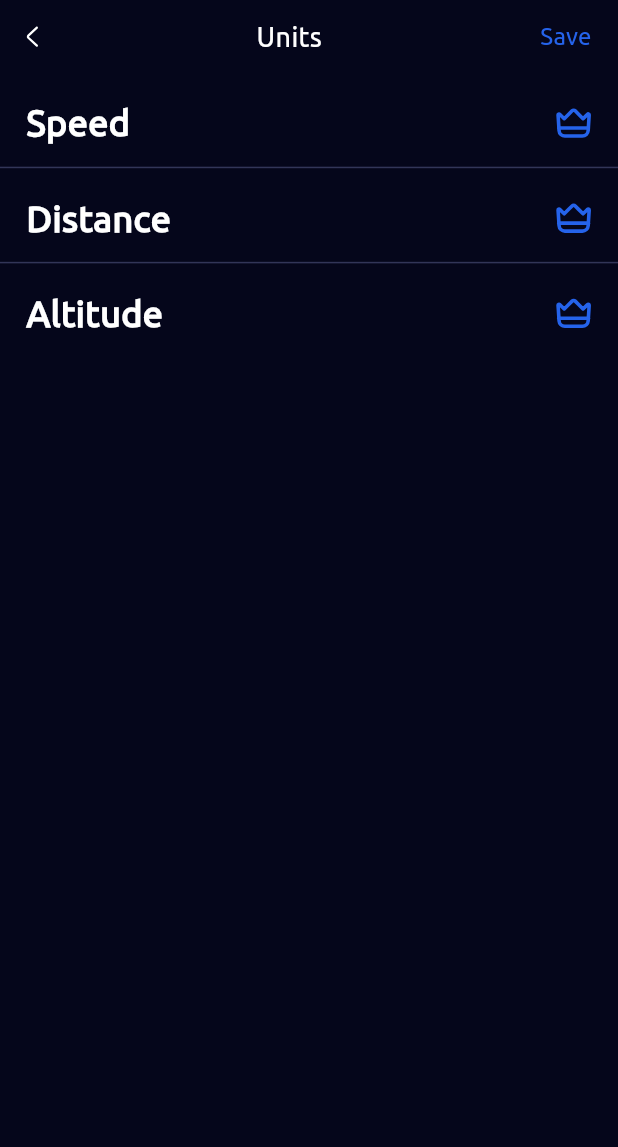
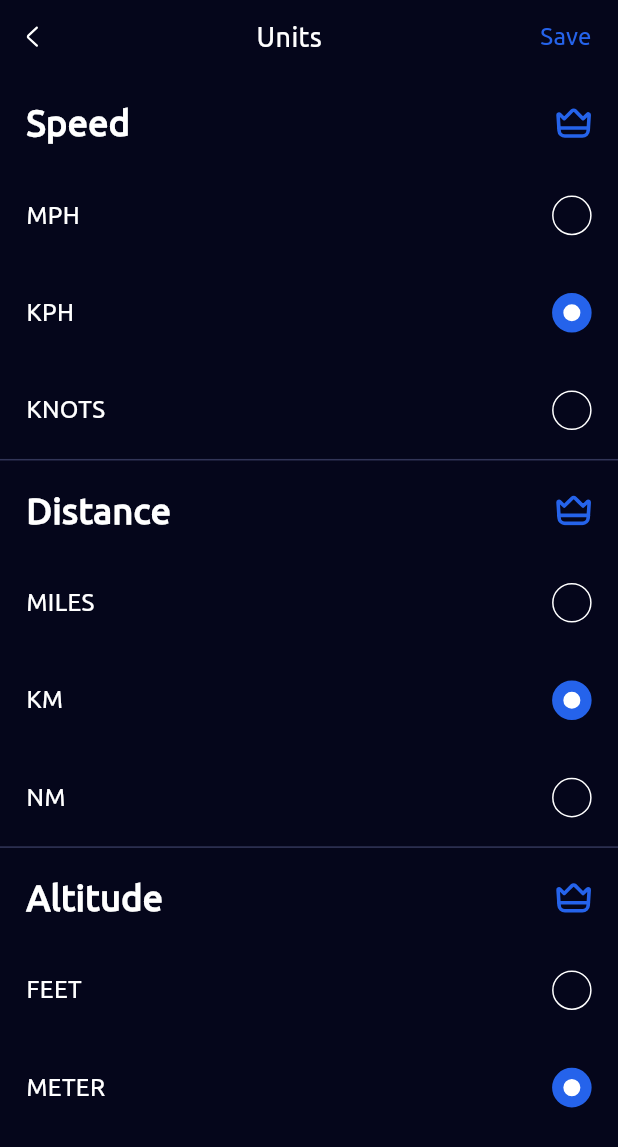
Before and after one commit to s0urav-hald3r/live_flight_tracker, a Flutter app: the UnitsView screen opened directly, on a phone screen of 412 x 824 dp. Shown: the top 1147 px of the screen. Run offline on Flutter 3.47's test engine with Material 3 defaults, Android fonts, the phone set to English and light mode, and no system bars; our stand-ins replace dio, flutter_advanced_switch, flutter_native_splash, flutter_svg, get, get_storage and 2 more; missing offline and left inert: fadingpageview, purchases_flutter; accounts and stored records are empty.

Commit message:
Unit view ui and functionality complete

```diff
--- a/lib/controllers/home_controller.dart
+++ b/lib/controllers/home_controller.dart
@@ -4,6 +4,12 @@ import 'package:flutter/material.dart';
 import 'package:get/get.dart';
 
 enum Plan { WEEKLY, MONTHLY, YEARLY }
+
+enum Speed { MPH, KPH, KNOTS }
+
+enum Distance { MILES, KM, NM }
+
+enum Altitude { FEET, METER }
 
 class HomeController extends GetxController {
   static HomeController get instance => Get.find();
@@ -14,14 +20,23 @@ class HomeController extends GetxController {
   final RxInt _onboardingIndex = 0.obs;
   final RxInt _homeIndex = 0.obs;
   final Rx<Plan> _selectedPlan = Plan.WEEKLY.obs;
+  final Rx<Speed> _selectedSpeed = Speed.KPH.obs;
+  final Rx<Distance> _selectedDistance = Distance.KM.obs;
+  final Rx<Altitude> _selectedAltitude = Altitude.METER.obs;
 
   // Getters
   int get onboardingIndex => _onboardingIndex.value;
   int get homeIndex => _homeIndex.value;
   Plan get selectedPlan => _selectedPlan.value;
+  Speed get selectedSpeed => _selectedSpeed.value;
+  Distance get selectedDistance => _selectedDistance.value;
+  Altitude get selectedAltitude => _selectedAltitude.value;
 
   // Setters
   set onboardingIndex(value) => _onboardingIndex.value = value;
   set homeIndex(value) => _homeIndex.value = value;
   set selectedPlan(value) => _selectedPlan.value = value;
+  set selectedSpeed(value) => _selectedSpeed.value = value;
+  set selectedDistance(value) => _selectedDistance.value = value;
+  set selectedAltitude(value) => _selectedAltitude.value = value;
 }
--- a/lib/views/units_view.dart
+++ b/lib/views/units_view.dart
@@ -1,6 +1,9 @@
 import 'package:flutter/material.dart';
 import 'package:flutter_svg/flutter_svg.dart';
+import 'package:get/get.dart';
 import 'package:live_flight_tracker/config/colors.dart';
+import 'package:live_flight_tracker/controllers/home_controller.dart';
+import 'package:live_flight_tracker/controllers/settings_controller.dart';
 import 'package:live_flight_tracker/services/navigator_key.dart';
 import 'package:live_flight_tracker/utils/extension.dart';
 import 'package:live_flight_tracker/config/icons.dart';
@@ -10,12 +13,15 @@ class UnitsView extends StatelessWidget {
 
   @override
   Widget build(BuildContext context) {
+    final controller = HomeController.instance;
+
     return Scaffold(
       body: SafeArea(
         child: SizedBox(
           width: MediaQuery.of(context).size.width,
           height: MediaQuery.of(context).size.height,
-          child: Column(children: [
+          child: Obx(() {
+            return Column(children: [
               Container(
                 padding: EdgeInsets.only(right: 16.w),
                 width: MediaQuery.of(context).size.width,
@@ -48,14 +54,156 @@ class UnitsView extends StatelessWidget {
                       ),
                     ]),
               ),
+              Expanded(
+                child: ListView(children: [
                   _menuHeader('Speed'),
+                  _speedItems(Speed.MPH, controller.selectedSpeed),
+                  _speedItems(Speed.KPH, controller.selectedSpeed),
+                  _speedItems(Speed.KNOTS, controller.selectedSpeed),
                   Divider(height: 1.h, color: const Color(0xFF323558)),
                   _menuHeader('Distance'),
+                  _distanceItems(Distance.MILES, controller.selectedDistance),
+                  _distanceItems(Distance.KM, controller.selectedDistance),
+                  _distanceItems(Distance.NM, controller.selectedDistance),
                   Divider(height: 1.h, color: const Color(0xFF323558)),
                   _menuHeader('Altitude'),
+                  _altitudeItems(Altitude.FEET, controller.selectedAltitude),
+                  _altitudeItems(Altitude.METER, controller.selectedAltitude),
                 ]),
               ),
+            ]);
+          }),
         ),
+      ),
+    );
+  }
+
+  Widget _speedItems(Speed cValue, Speed gValue) {
+    return Container(
+      height: 64.h,
+      padding: EdgeInsets.symmetric(vertical: 12.h, horizontal: 16.w),
+      child: Row(mainAxisAlignment: MainAxisAlignment.spaceBetween, children: [
+        Text(
+          cValue.name,
+          style: const TextStyle(
+            fontWeight: FontWeight.w500,
+            fontSize: 16,
+            color: whiteColor,
+          ),
+        ),
+        if (cValue == gValue)
+          Container(
+            width: 24.w,
+            height: 24.w,
+            decoration: BoxDecoration(
+              shape: BoxShape.circle,
+              border: Border.all(color: primaryColor, width: 7.5),
+              color: whiteColor,
+            ),
+          )
+        else
+          InkWell(
+            onTap: () {
+              if (SettingsController.instance.isPremium) {
+                HomeController.instance.selectedSpeed = cValue;
+              }
+            },
+            child: Container(
+              width: 24.w,
+              height: 24.w,
+              decoration: BoxDecoration(
+                shape: BoxShape.circle,
+                border: Border.all(color: whiteColor),
+              ),
+            ),
+          )
+      ]),
+    );
+  }
+
+  Widget _distanceItems(Distance cValue, Distance gValue) {
+    return Container(
+      height: 64.h,
+      padding: EdgeInsets.symmetric(vertical: 12.h, horizontal: 16.w),
+      child: Row(mainAxisAlignment: MainAxisAlignment.spaceBetween, children: [
+        Text(
+          cValue.name,
+          style: const TextStyle(
+            fontWeight: FontWeight.w500,
+            fontSize: 16,
+            color: whiteColor,
+          ),
+        ),
+        if (cValue == gValue)
+          Container(
+            width: 24.w,
+            height: 24.w,
+            decoration: BoxDecoration(
+              shape: BoxShape.circle,
+              border: Border.all(color: primaryColor, width: 7.5),
+              color: whiteColor,
+            ),
+          )
+        else
+          InkWell(
+            onTap: () {
+              if (SettingsController.instance.isPremium) {
+                HomeController.instance.selectedDistance = cValue;
+              }
+            },
+            child: Container(
+              width: 24.w,
+              height: 24.w,
+              decoration: BoxDecoration(
+                shape: BoxShape.circle,
+                border: Border.all(color: whiteColor),
+              ),
+            ),
+          )
+      ]),
+    );
+  }
+
+  Widget _altitudeItems(Altitude cValue, Altitude gValue) {
+    return Container(
+      height: 64.h,
+      padding: EdgeInsets.symmetric(vertical: 12.h, horizontal: 16.w),
+      child: Row(mainAxisAlignment: MainAxisAlignment.spaceBetween, children: [
+        Text(
+          cValue.name,
+          style: const TextStyle(
+            fontWeight: FontWeight.w500,
+            fontSize: 16,
+            color: whiteColor,
+          ),
+        ),
+        if (cValue == gValue)
+          Container(
+            width: 24.w,
+            height: 24.w,
+            decoration: BoxDecoration(
+              shape: BoxShape.circle,
+              border: Border.all(color: primaryColor, width: 7.5),
+              color: whiteColor,
+            ),
+          )
+        else
+          InkWell(
+            onTap: () {
+              if (SettingsController.instance.isPremium) {
+                HomeController.instance.selectedAltitude = cValue;
+              }
+            },
+            child: Container(
+              width: 24.w,
+              height: 24.w,
+              decoration: BoxDecoration(
+                shape: BoxShape.circle,
+                border: Border.all(color: whiteColor),
+              ),
+            ),
+          )
+      ]),
     );
   }
 
@@ -71,6 +219,7 @@ class UnitsView extends StatelessWidget {
             color: whiteColor,
           ),
         ),
+        if (!SettingsController.instance.isPremium)
           SizedBox(
             width: 24,
             height: 24,
```
Lines whose indentation alone changed are shown as unchanged.
